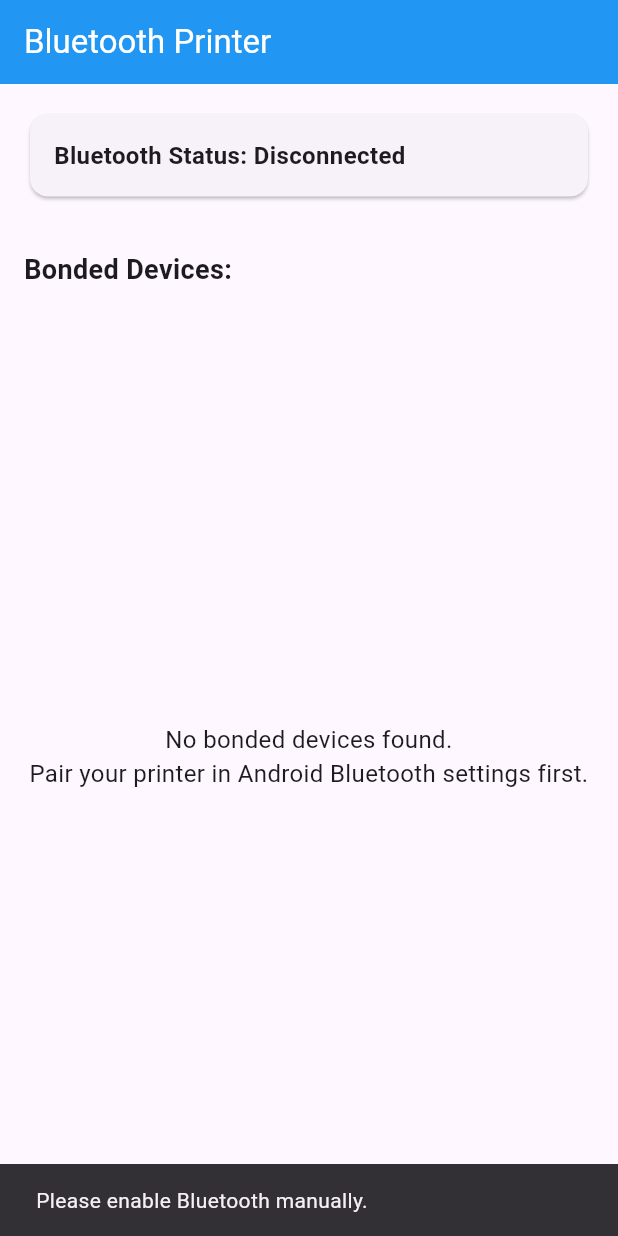
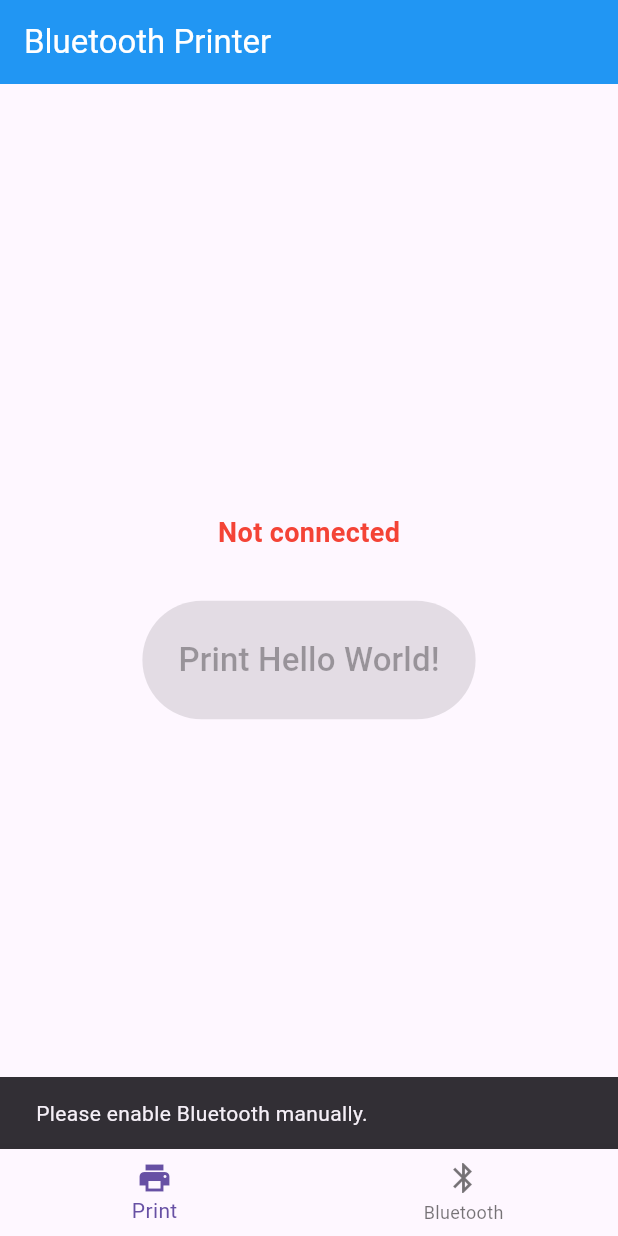
Before and after one commit to tommyiaq/stampa.frantoio, a Flutter app: the first screen one second after launch, on a phone screen of 412 x 824 dp. Run offline on Flutter 3.47's test engine with Material 3 defaults, Android fonts, the phone set to English and light mode, and no system bars; our stand-ins replace permission_handler, shared_preferences; missing offline and left inert: blue_thermal_printer.

Commit message:
autoconnect

```diff
--- a/stampatina/lib/main.dart
+++ b/stampatina/lib/main.dart
@@ -1,6 +1,8 @@
 import 'package:flutter/material.dart';
 import 'package:blue_thermal_printer/blue_thermal_printer.dart';
+
 import 'package:permission_handler/permission_handler.dart';
+import 'package:shared_preferences/shared_preferences.dart';
 
 void main() {
   runApp(const MainApp());
@@ -17,6 +19,7 @@
   }
 }
 
+
 class BluetoothPrinterApp extends StatefulWidget {
   const BluetoothPrinterApp({super.key});
 
@@ -30,6 +33,7 @@
   BluetoothDevice? _selectedDevice;
   bool _isConnected = false;
   bool _isConnecting = false;
+  int _selectedIndex = 0; // Print page is now home
 
   @override
   void initState() {
@@ -45,7 +49,8 @@
         const SnackBar(content: Text('Please enable Bluetooth manually.')),
       );
     }
-    _getBondedDevices();
+    await _getBondedDevices();
+    await _tryAutoConnect();
     bluetooth.onStateChanged().listen((state) async {
       if (state == BlueThermalPrinter.CONNECTED) {
         setState(() {
@@ -56,7 +61,69 @@
           _isConnected = false;
         });
       }
+      setState(() {}); // Force UI refresh after state change
     });
+  }
+
+  Future<void> _tryAutoConnect() async {
+    final prefs = await SharedPreferences.getInstance();
+    final lastAddress = prefs.getString('last_device_address');
+    if (lastAddress != null && _devicesList.isNotEmpty) {
+      final device = _devicesList.firstWhere(
+        (d) => d.address == lastAddress,
+        orElse: () => _devicesList.first,
+      );
+      try {
+        bool isConnected = await bluetooth.isConnected ?? false;
+        if (!isConnected) {
+          await bluetooth.connect(device);
+        }
+        // After connect, check again
+        isConnected = await bluetooth.isConnected ?? false;
+        if (mounted) {
+          setState(() {
+            _selectedDevice = isConnected ? device : null;
+            _isConnected = isConnected;
+            _isConnecting = false;
+          });
+          // Workaround: after a short delay, re-check connection and update UI
+          Future.delayed(const Duration(milliseconds: 500), () async {
+            bool reallyConnected = await bluetooth.isConnected ?? false;
+            if (mounted) {
+              setState(() {
+                _isConnected = reallyConnected;
+                if (!reallyConnected) _selectedDevice = null;
+              });
+              // Extra setState to force UI update after delayed check
+              setState(() {});
+            }
+          });
+          if (isConnected) {
+            WidgetsBinding.instance.addPostFrameCallback((_) {
+              ScaffoldMessenger.of(context).showSnackBar(
+                SnackBar(content: Text('Auto-connected to ${device.name}')),
+              );
+            });
+          } else {
+            // Clear saved device if not connected
+            await prefs.remove('last_device_address');
+            print('DEBUG: Autoconnect failed, cleared saved device');
+          }
+        }
+      } catch (e) {
+        if (mounted) {
+          setState(() {
+            _isConnected = false;
+            _isConnecting = false;
+            _selectedDevice = null;
+          });
+          await prefs.remove('last_device_address');
+          print('DEBUG: Autoconnect failed: $e, cleared saved device');
+        }
+      }
+    } else {
+      print('DEBUG: No lastAddress or no devices to autoconnect');
+    }
   }
 
   Future<void> _requestPermissions() async {
@@ -68,12 +135,13 @@
     ].request();
   }
 
-  void _getBondedDevices() async {
+  Future<void> _getBondedDevices() async {
     try {
       List<BluetoothDevice> devices = await bluetooth.getBondedDevices();
       setState(() {
         _devicesList = devices;
       });
+      setState(() {}); // Force UI refresh
     } catch (e) {
       ScaffoldMessenger.of(context).showSnackBar(
         SnackBar(content: Text('Error getting bonded devices: $e')),
@@ -87,11 +155,29 @@
       _selectedDevice = device;
     });
     try {
+      bool isConnected = await bluetooth.isConnected ?? false;
+      if (isConnected) {
+        // Already connected, just update UI
+        setState(() {
+          _isConnected = true;
+          _isConnecting = false;
+          _selectedDevice = device;
+        });
+        final prefs = await SharedPreferences.getInstance();
+        await prefs.setString('last_device_address', device.address ?? '');
+        ScaffoldMessenger.of(context).showSnackBar(
+          SnackBar(content: Text('Already connected to ${device.name}')),
+        );
+        return;
+      }
       await bluetooth.connect(device);
       setState(() {
         _isConnected = true;
         _isConnecting = false;
+        _selectedDevice = device;
       });
+      final prefs = await SharedPreferences.getInstance();
+      await prefs.setString('last_device_address', device.address ?? '');
       ScaffoldMessenger.of(context).showSnackBar(
         SnackBar(content: Text('Connected to ${device.name}')),
       );
@@ -138,20 +224,18 @@
     );
   }
 
-  @override
-  Widget build(BuildContext context) {
-    return Scaffold(
-      appBar: AppBar(
-        title: const Text('Bluetooth Printer'),
-        backgroundColor: Colors.blue,
-        foregroundColor: Colors.white,
-      ),
-      body: Padding(
+  void _onNavTapped(int index) {
+    setState(() {
+      _selectedIndex = index;
+    });
+  }
+
+  Widget _buildBluetoothPage() {
+    return Padding(
       padding: const EdgeInsets.all(16.0),
       child: Column(
         crossAxisAlignment: CrossAxisAlignment.stretch,
         children: [
-            // Bluetooth status
           Card(
             child: Padding(
               padding: const EdgeInsets.all(16.0),
@@ -162,7 +246,6 @@
             ),
           ),
           const SizedBox(height: 16),
-            // Connection status
           if (_isConnected && _selectedDevice != null)
             Card(
               color: Colors.green[50],
@@ -183,29 +266,12 @@
                 ),
               ),
             ),
-            // Print button
-            if (_isConnected && _selectedDevice != null) ...[
-              const SizedBox(height: 16),
-              ElevatedButton(
-                onPressed: _printHelloWorld,
-                style: ElevatedButton.styleFrom(
-                  backgroundColor: Colors.green,
-                  foregroundColor: Colors.white,
-                  padding: const EdgeInsets.all(16),
-                ),
-                child: const Text(
-                  'Print Hello World!',
-                  style: TextStyle(fontSize: 18),
-                ),
-              ),
-            ],
           const SizedBox(height: 16),
           const Text(
             'Bonded Devices:',
             style: TextStyle(fontSize: 18, fontWeight: FontWeight.bold),
           ),
           const SizedBox(height: 8),
-            // Device list
           Expanded(
             child: _devicesList.isEmpty
                 ? const Center(
@@ -238,6 +304,70 @@
           ),
         ],
       ),
+    );
+  }
+
+  Widget _buildPrintPage() {
+    return Center(
+      child: Column(
+        mainAxisAlignment: MainAxisAlignment.center,
+        children: [
+          Text(
+            _isConnected && _selectedDevice != null
+                ? 'Connected to: ${_selectedDevice!.name ?? 'Unknown'}'
+                : 'Not connected',
+            style: TextStyle(
+              fontSize: 18,
+              color: _isConnected ? Colors.green : Colors.red,
+              fontWeight: FontWeight.bold,
+            ),
+          ),
+          const SizedBox(height: 32),
+          ElevatedButton(
+            onPressed: (_isConnected == true && _selectedDevice != null) ? _printHelloWorld : null,
+            style: ElevatedButton.styleFrom(
+              backgroundColor: Colors.green,
+              foregroundColor: Colors.white,
+              padding: const EdgeInsets.all(24),
+            ),
+            child: const Text(
+              'Print Hello World!',
+              style: TextStyle(fontSize: 22),
+            ),
+          ),
+        ],
+      ),
+    );
+  }
+
+  @override
+  Widget build(BuildContext context) {
+    return Scaffold(
+      appBar: AppBar(
+        title: const Text('Bluetooth Printer'),
+        backgroundColor: Colors.blue,
+        foregroundColor: Colors.white,
+      ),
+      body: IndexedStack(
+        index: _selectedIndex,
+        children: [
+          _buildPrintPage(), // Print page is now first
+          _buildBluetoothPage(),
+        ],
+      ),
+      bottomNavigationBar: BottomNavigationBar(
+        currentIndex: _selectedIndex,
+        onTap: _onNavTapped,
+        items: const [
+          BottomNavigationBarItem(
+            icon: Icon(Icons.print),
+            label: 'Print',
+          ),
+          BottomNavigationBarItem(
+            icon: Icon(Icons.bluetooth),
+            label: 'Bluetooth',
+          ),
+        ],
       ),
     );
   }
--- a/stampatina/pubspec.yaml
+++ b/stampatina/pubspec.yaml
@@ -11,6 +11,7 @@
     sdk: flutter
   blue_thermal_printer: ^1.2.3
   permission_handler: ^11.3.1
+  shared_preferences: ^2.2.2
 
 dev_dependencies:
   flutter_test:
```
Also changed, not shown: stampatina/pubspec.lock, 1 other file. Lines whose indentation alone changed are shown as unchanged.
